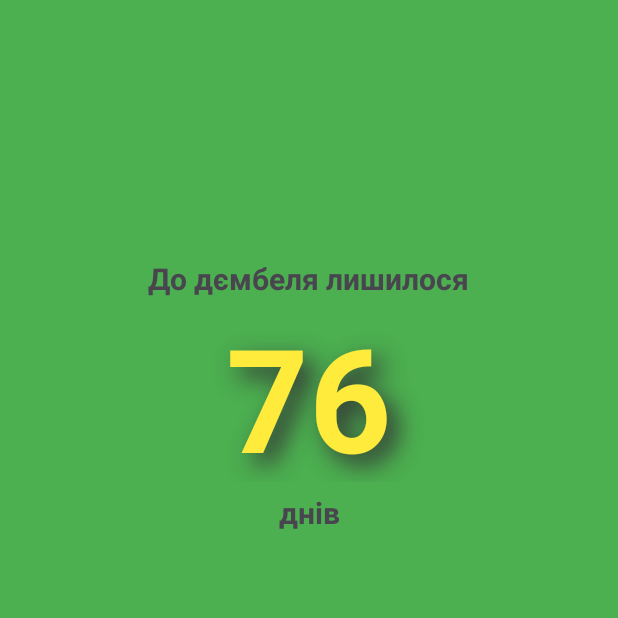
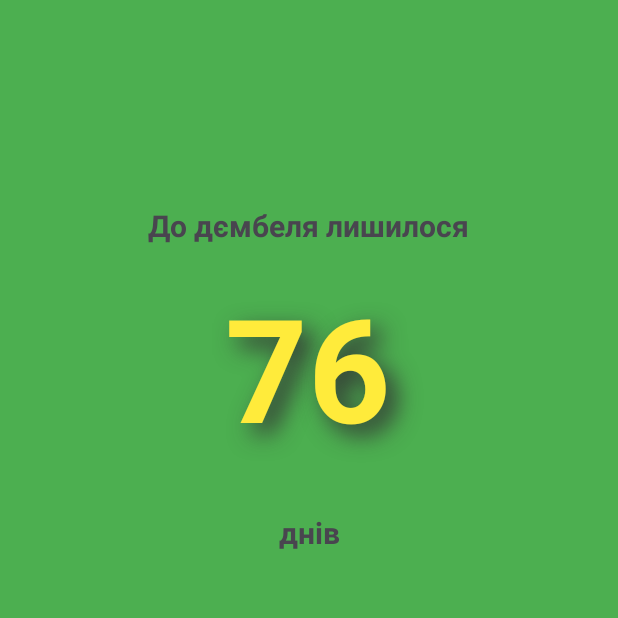
Before and after one commit to volodymyrdmytrenko/Dembel, an Android app: the screen it shows after launch (MainActivity), on a phone screen of 412 x 824 dp, the top half of it. Run offline under Robolectric (Android 15) with nearby library versions, the phone set to English and light mode, and no system bars.

Commit message:
move text

```diff
--- a/app/src/main/res/layout/activity_main.xml
+++ b/app/src/main/res/layout/activity_main.xml
@@ -10,19 +10,20 @@
 
     <TextView
         android:id="@+id/daysView"
-        android:layout_width="350dp"
-        android:layout_height="121dp"
-        android:layout_marginTop="200dp"
+        android:layout_width="335dp"
+        android:layout_height="145dp"
+        android:layout_marginTop="180dp"
         android:shadowColor="#333333"
         android:shadowDx="10"
         android:shadowDy="10"
         android:shadowRadius="20"
-        android:text="TextView"
+        android:text="@string/Num"
         android:textAlignment="center"
         android:textColor="@color/yellow"
         android:textSize="96sp"
         android:textStyle="bold"
         app:layout_constraintEnd_toEndOf="parent"
+        app:layout_constraintHorizontal_bias="0.493"
         app:layout_constraintStart_toStartOf="parent"
         app:layout_constraintTop_toTopOf="parent" />
 
@@ -30,26 +31,26 @@
         android:id="@+id/zalyshok"
         android:layout_width="wrap_content"
         android:layout_height="wrap_content"
-        android:layout_marginTop="172dp"
+        android:layout_marginBottom="16dp"
         android:text="@string/zalyshok"
         android:textAlignment="center"
         android:textSize="20sp"
         android:textStyle="bold"
+        app:layout_constraintBottom_toTopOf="@+id/daysView"
         app:layout_constraintEnd_toEndOf="parent"
         app:layout_constraintHorizontal_bias="0.497"
-        app:layout_constraintStart_toStartOf="parent"
-        app:layout_constraintTop_toTopOf="parent" />
+        app:layout_constraintStart_toStartOf="parent" />
 
     <TextView
         android:id="@+id/zalyshok"
         android:layout_width="wrap_content"
         android:layout_height="wrap_content"
-        android:layout_marginTop="328dp"
+        android:layout_marginTop="16dp"
         android:text="@string/dniv"
         android:textAlignment="center"
         android:textSize="20sp"
         android:textStyle="bold"
         app:layout_constraintEnd_toEndOf="parent"
         app:layout_constraintStart_toStartOf="parent"
-        app:layout_constraintTop_toTopOf="parent" />
+        app:layout_constraintTop_toBottomOf="@+id/daysView" />
 </androidx.constraintlayout.widget.ConstraintLayout>
--- a/app/src/main/res/values/strings.xml
+++ b/app/src/main/res/values/strings.xml
@@ -1,5 +1,7 @@
 <resources>
     <string name="app_name">Dembel</string>
     <string name="zalyshok">До дємбеля лишилося</string>
+    <string name="Num">OO</string>
+
     <string name="dniv">днів</string>
 </resources>
```
